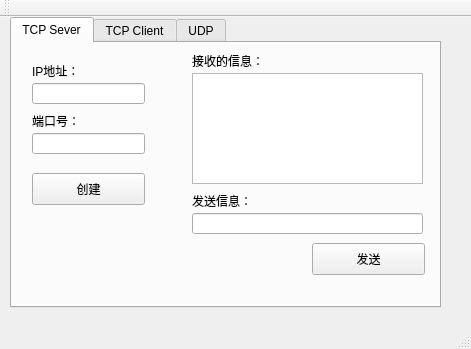
Qt form QtSocketDebug/mainwindow.ui (Philorrine/QtSocketDebug) before a commit.
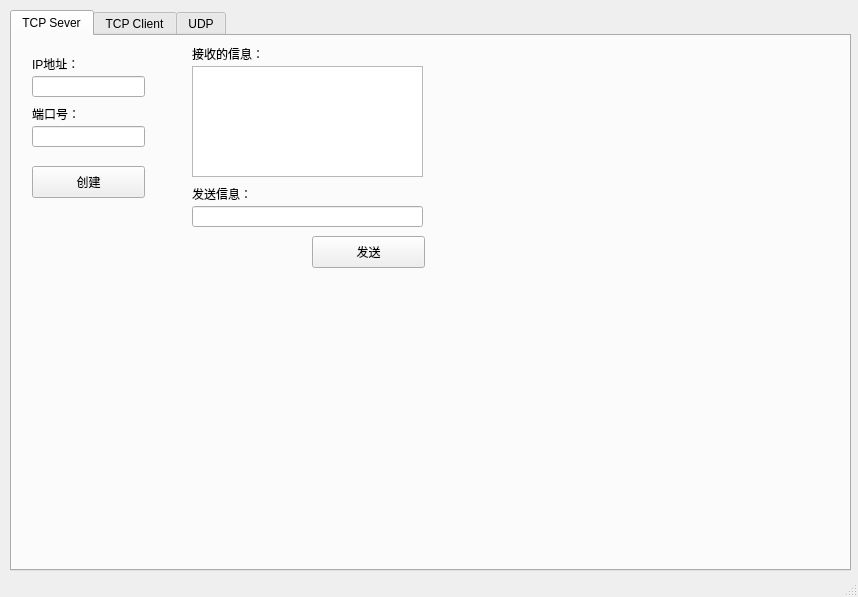
The same form after that commit. The open tabs and pages were chosen to show the change.

What changed in the file:
```diff
--- a/QtSocketDebug/mainwindow.ui
+++ b/QtSocketDebug/mainwindow.ui
@@ -6,8 +6,8 @@
    <rect>
     <x>0</x>
     <y>0</y>
-    <width>471</width>
-    <height>349</height>
+    <width>858</width>
+    <height>597</height>
    </rect>
   </property>
   <property name="windowTitle">
@@ -18,9 +18,9 @@
     <property name="geometry">
      <rect>
       <x>10</x>
-      <y>0</y>
-      <width>431</width>
-      <height>291</height>
+      <y>10</y>
+      <width>841</width>
+      <height>561</height>
      </rect>
     </property>
     <property name="currentIndex">
@@ -443,24 +443,6 @@
     </widget>
    </widget>
   </widget>
-  <widget class="QMenuBar" name="menuBar">
-   <property name="geometry">
-    <rect>
-     <x>0</x>
-     <y>0</y>
-     <width>471</width>
-     <height>22</height>
-    </rect>
-   </property>
-  </widget>
-  <widget class="QToolBar" name="mainToolBar">
-   <attribute name="toolBarArea">
-    <enum>TopToolBarArea</enum>
-   </attribute>
-   <attribute name="toolBarBreak">
-    <bool>false</bool>
-   </attribute>
-  </widget>
   <widget class="QStatusBar" name="statusBar"/>
  </widget>
  <layoutdefault spacing="6" margin="11"/>
```
Left out of the diff: 4 changed lines with no effect on the pictures.
